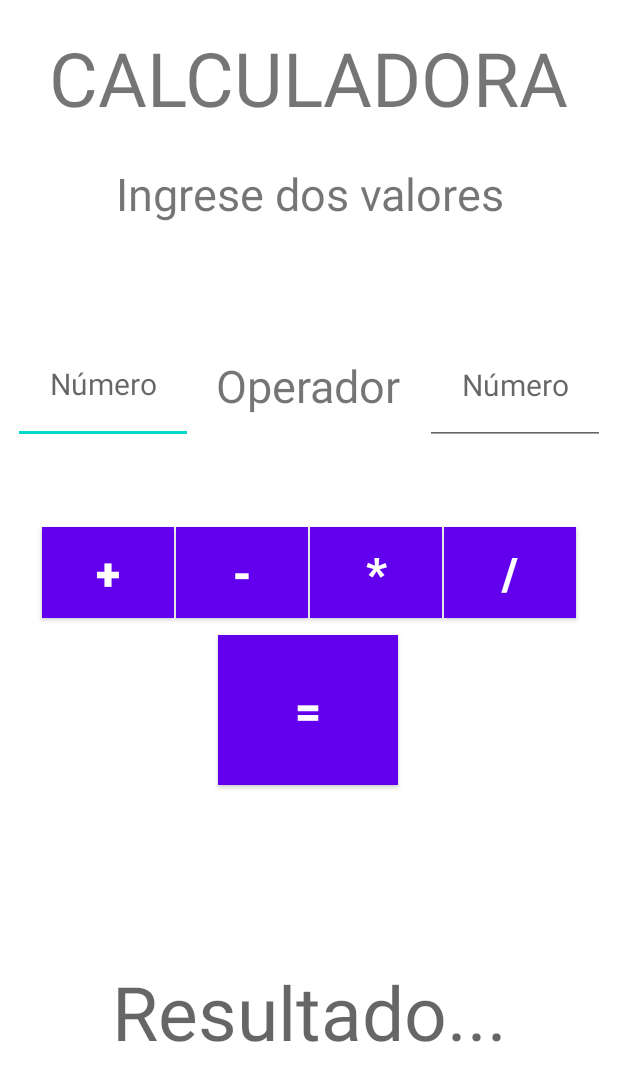
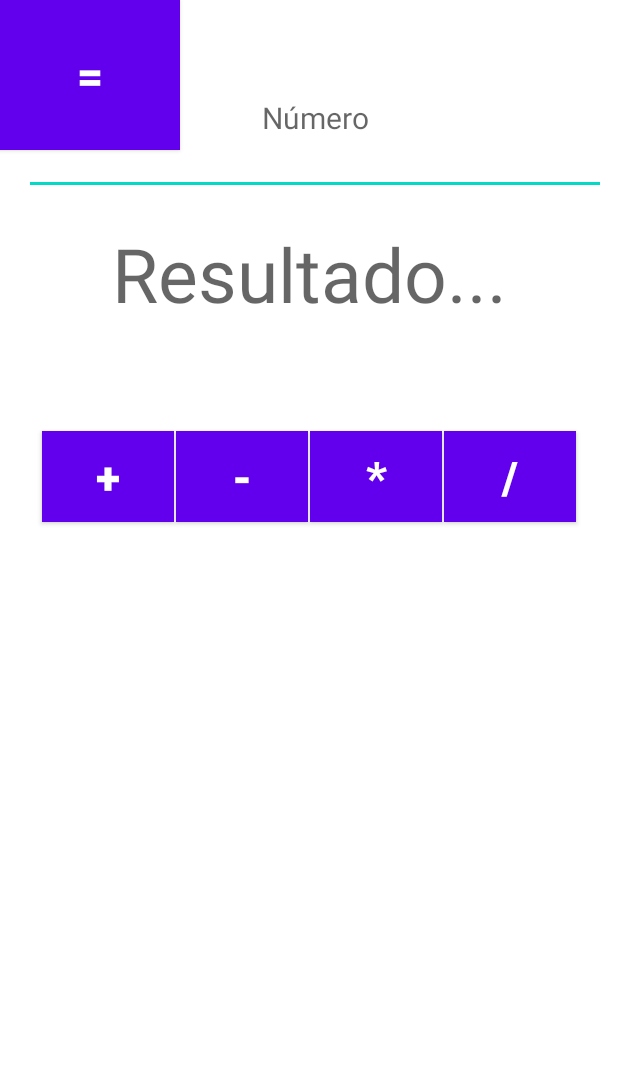
Before and after one commit to ArielNappio/calculadoraMovil2, an Android app: the layout activity_main.xml on its own in the app's theme, with its tools: preview values and no code run, on a phone screen of 412 x 824 dp. Shown: the top 1081 px of the screen. Run offline under Robolectric (Android 15) with nearby library versions, the phone set to English and light mode, and no system bars.

Commit message:
Modularización e imnicio de implementación de MVVM

```diff
--- a/app/src/main/AndroidManifest.xml
+++ b/app/src/main/AndroidManifest.xml
@@ -14,7 +14,7 @@
         android:theme="@style/Theme.CalculadoraTP1"
         tools:targetApi="31">
         <activity
-            android:name=".MainActivity"
+            android:name=".ui.view.MainActivity"
             android:exported="true">
             <intent-filter>
                 <action android:name="android.intent.action.MAIN" />
--- /dev/null
+++ b/app/src/main/java/com/example/calculadoratp1/data/model/CalculatorModel.kt
@@ -0,0 +1,5 @@
+package com.example.calculadoratp1.data.model
+
+data class CalculatorModel (var nro1: Double,
+                            var nro2: Double,
+                            var operator: String)
--- a/app/src/main/java/domain/Calculadora.kt
+++ /dev/null
@@ -1,5 +0,0 @@
-package domain
-
-class Calculadora {
-
-}
--- a/app/src/main/res/layout/activity_main.xml
+++ b/app/src/main/res/layout/activity_main.xml
@@ -4,7 +4,7 @@
     xmlns:tools="http://schemas.android.com/tools"
     android:layout_width="match_parent"
     android:layout_height="match_parent"
-    tools:context=".MainActivity">
+    tools:context=".ui.view.MainActivity">
 
     <Button
         android:id="@+id/buttom_equals"
@@ -12,47 +12,30 @@
         android:layout_width="120dp"
         android:layout_height="100dp"
         android:text="="
-        app:layout_constraintBottom_toTopOf="@id/guideline5"
-        app:layout_constraintEnd_toStartOf="@+id/guideline7"
-        app:layout_constraintStart_toStartOf="@+id/guideline6"
-        app:layout_constraintTop_toTopOf="@+id/guideline2" />
+        tools:layout_editor_absoluteX="145dp"
+        tools:layout_editor_absoluteY="380dp" />
 
     <TextView
         android:id="@+id/text_result"
-        android:layout_width="match_parent"
-        android:layout_height="150dp"
+        style="@style/Result_Text"
+        android:layout_width="291dp"
+        android:layout_height="69dp"
+        android:layout_marginTop="148dp"
         android:textSize="50sp"
-        style="@style/Result_Text"
-        app:layout_constraintBottom_toBottomOf="parent"
         app:layout_constraintEnd_toEndOf="parent"
-        app:layout_constraintHorizontal_bias="0.0"
         app:layout_constraintStart_toStartOf="parent"
-        app:layout_constraintTop_toBottomOf="@id/guideline5"/>
+        app:layout_constraintTop_toTopOf="parent" />
 
     <EditText
-        android:id="@+id/input_nro1"
-        android:layout_width="120dp"
-        android:layout_height="80dp"
+        android:id="@+id/input_nro"
+        style="@style/Input_Text"
+        android:layout_width="388dp"
+        android:layout_height="102dp"
+        android:layout_marginStart="16dp"
         android:ems="10"
-        style="@style/Input_Text"
         android:inputType="numberDecimal"
-        app:layout_constraintBottom_toTopOf="@+id/guideline3"
-        app:layout_constraintStart_toStartOf="parent"
-        app:layout_constraintTop_toTopOf="@+id/guideline4"
-        app:layout_constraintEnd_toStartOf="@id/guideline6"
-        app:layout_constraintVertical_bias="0.494" />
-
-    <EditText
-        android:id="@+id/input_nro2"
-        android:layout_width="120dp"
-        android:layout_height="80dp"
-        android:ems="10"
-        style="@style/Input_Text"
-        android:inputType="numberDecimal"
-        app:layout_constraintBottom_toTopOf="@+id/guideline3"
-        app:layout_constraintEnd_toEndOf="parent"
-        app:layout_constraintTop_toTopOf="@+id/guideline4"
-        app:layout_constraintStart_toEndOf="@id/guideline7"/>
+        app:layout_constraintBottom_toTopOf="@+id/guideline4"
+        app:layout_constraintStart_toStartOf="parent" />
 
     <Button
         android:id="@+id/buttom_division"
@@ -99,80 +82,25 @@
         app:layout_constraintStart_toEndOf="@+id/buttom_substraction"
         app:layout_constraintTop_toTopOf="@+id/guideline3" />
 
-    <TextView
-        android:id="@+id/text_operator"
-        style="@style/App_Text"
-        android:layout_width="wrap_content"
-        android:layout_height="wrap_content"
-        android:text="Operador"
-        app:layout_constraintBottom_toTopOf="@+id/guideline3"
-        app:layout_constraintEnd_toStartOf="@+id/guideline7"
-        app:layout_constraintStart_toStartOf="@+id/guideline6"
-        app:layout_constraintTop_toTopOf="@+id/guideline4"
-        app:layout_constraintVertical_bias="0.503" />
-
     <androidx.constraintlayout.widget.Guideline
         android:id="@+id/guideline2"
         android:layout_width="wrap_content"
         android:layout_height="wrap_content"
         android:orientation="horizontal"
-        app:layout_constraintGuide_begin="422dp" />
+        app:layout_constraintGuide_begin="365dp" />
 
     <androidx.constraintlayout.widget.Guideline
         android:id="@+id/guideline3"
         android:layout_width="wrap_content"
         android:layout_height="wrap_content"
         android:orientation="horizontal"
-        app:layout_constraintGuide_begin="341dp" />
-
-    <TextView
-        android:id="@+id/text_descripcion"
-        style="@style/App_Text"
-        android:layout_width="270dp"
-        android:layout_height="50dp"
-        android:text="Ingrese dos valores"
-        app:layout_constraintBottom_toTopOf="@+id/guideline4"
-        app:layout_constraintEnd_toEndOf="parent"
-        app:layout_constraintStart_toStartOf="parent"
-        app:layout_constraintTop_toBottomOf="@id/text_app" />
-
-    <TextView
-        android:id="@+id/text_app"
-        android:layout_width="wrap_content"
-        android:layout_height="wrap_content"
-        android:text="CALCULADORA"
-        android:textSize="50sp"
-        app:layout_constraintBottom_toTopOf="@+id/text_descripcion"
-        app:layout_constraintEnd_toEndOf="parent"
-        app:layout_constraintStart_toStartOf="parent"
-        app:layout_constraintTop_toTopOf="parent" />
+        app:layout_constraintGuide_begin="271dp" />
 
     <androidx.constraintlayout.widget.Guideline
         android:id="@+id/guideline4"
         android:layout_width="wrap_content"
         android:layout_height="wrap_content"
         android:orientation="horizontal"
-        app:layout_constraintGuide_begin="172dp" />
-
-    <androidx.constraintlayout.widget.Guideline
-        android:id="@+id/guideline5"
-        android:layout_width="wrap_content"
-        android:layout_height="wrap_content"
-        android:orientation="horizontal"
-        app:layout_constraintGuide_begin="524dp" />
-
-    <androidx.constraintlayout.widget.Guideline
-        android:id="@+id/guideline6"
-        android:layout_width="wrap_content"
-        android:layout_height="wrap_content"
-        android:orientation="vertical"
-        app:layout_constraintGuide_begin="137sp" />
-
-    <androidx.constraintlayout.widget.Guideline
-        android:id="@+id/guideline7"
-        android:layout_width="wrap_content"
-        android:layout_height="wrap_content"
-        android:orientation="vertical"
-        app:layout_constraintGuide_begin="274dp" />
+        app:layout_constraintGuide_begin="130dp" />
 
 </androidx.constraintlayout.widget.ConstraintLayout>
```
Also changed, not shown: app/src/main/java/com/example/calculadoratp1/MainActivity.kt (deleted, +0 -99 lines), app/src/main/java/com/example/calculadoratp1/data/model/CalculatorProvider.kt (added, +13 -0 lines), app/src/main/java/com/example/calculadoratp1/ui/view/MainActivity.kt (added, +26 -0 lines), app/src/main/java/com/example/calculadoratp1/ui/viewmodel/MainViewModel.kt (renamed from app/src/main/java/com/example/calculadoratp1/MainViewModel.kt, +4 -5 lines).
